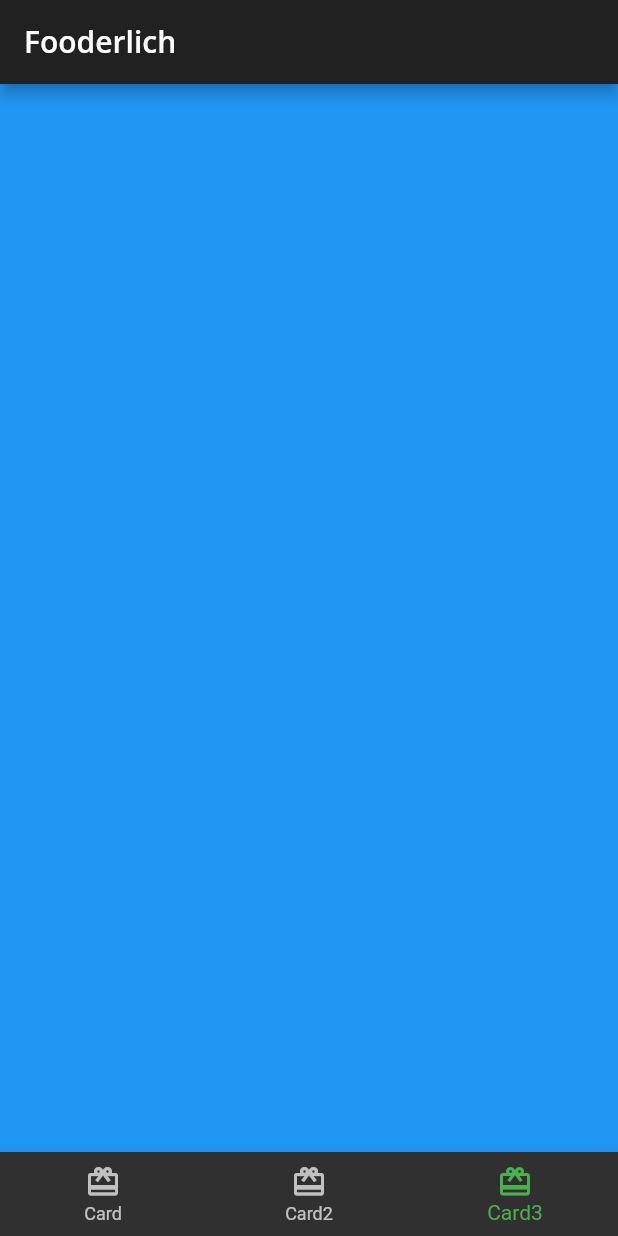
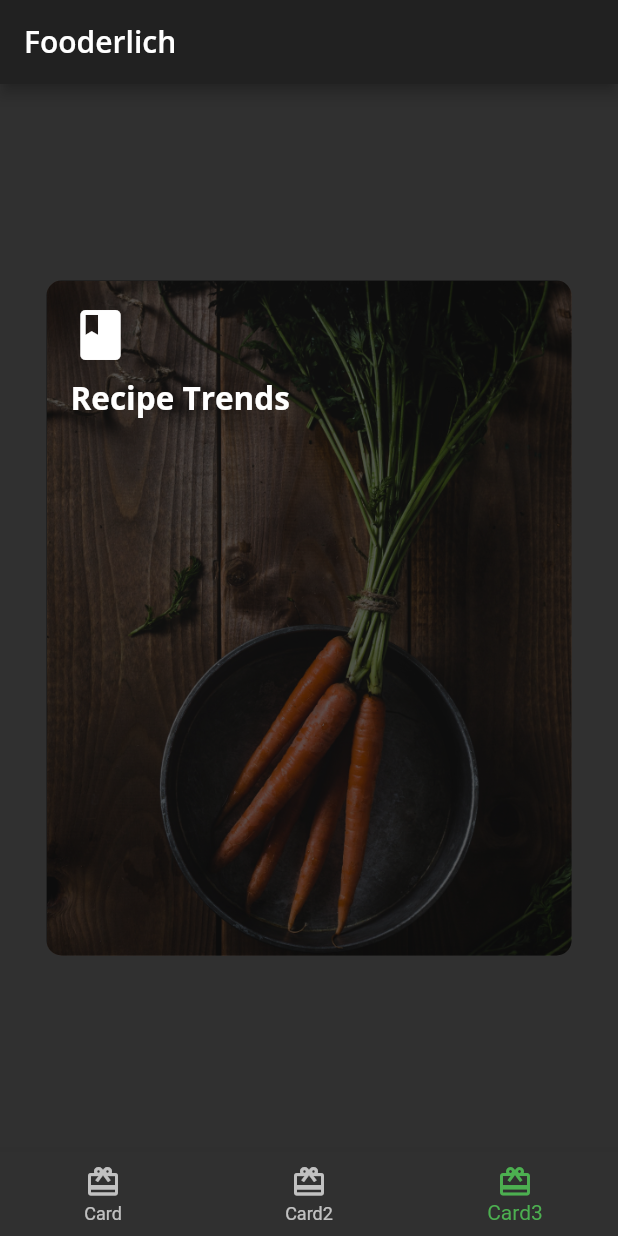
Before and after one commit to Miravicson/fooderlich, a Flutter app: the screen it shows after launch, item 3 of the bottom bar chosen, on a phone screen of 412 x 824 dp. Run offline on Flutter 3.47's test engine with Material 2 defaults, Android fonts, the phone set to English and light mode, and no system bars; our stand-ins replace google_fonts.

Commit message:
completed 30% of card3.dart

```diff
--- /dev/null
+++ b/lib/card3.dart
@@ -0,0 +1,60 @@
+import 'package:flutter/material.dart';
+import 'package:fooderlich/fooderlich_theme.dart';
+
+class Card3 extends StatelessWidget {
+  const Card3({super.key});
+
+  @override
+  Widget build(BuildContext context) {
+    return Center(
+      child: Container(
+        constraints: const BoxConstraints.expand(
+          width: 350,
+          height: 450,
+        ),
+        decoration: const BoxDecoration(
+          image: DecorationImage(
+            image: AssetImage('assets/mag2.png'),
+            fit: BoxFit.cover,
+          ),
+          borderRadius: BorderRadius.all(Radius.circular(10.0)),
+        ),
+        child: Stack(
+          children: [
+            Container(
+              decoration: BoxDecoration(
+                color: Colors.black.withOpacity(0.6),
+                borderRadius: const BorderRadius.all(
+                  Radius.circular(10.0),
+                ),
+              ),
+            ),
+            Container(
+                padding: const EdgeInsets.all(16),
+                child: Column(
+                  crossAxisAlignment: CrossAxisAlignment.start,
+                  children: [
+                    const Icon(
+                      Icons.book,
+                      color: Colors.white,
+                      size: 40,
+                    ),
+                    const SizedBox(
+                      height: 8,
+                    ),
+                    Text(
+                      'Recipe Trends',
+                      style: FooderlichTheme.darkTextTheme.displayMedium,
+                    ),
+                    const SizedBox(
+                      height: 30,
+                    ),
+                  ],
+                ))
+            // TODO: Add center widget with Chip widget children
+          ],
+        ),
+      ),
+    );
+  }
+}
--- a/lib/home.dart
+++ b/lib/home.dart
@@ -1,6 +1,7 @@
 import 'package:flutter/material.dart';
 import 'package:fooderlich/card1.dart';
 import 'package:fooderlich/card2.dart';
+import 'package:fooderlich/card3.dart';
 
 class Home extends StatefulWidget {
   const Home({super.key});
@@ -15,10 +16,7 @@ class _HomeState extends State<Home> {
   static List<Widget> pages = <Widget>[
     const Card1(),
     const Card2(),
-    // TODO: Replace with Card3
-    Container(
-      color: Colors.blue,
-    ),
+    const Card3(),
   ];
 
   void _onItemTapped(int index) {
```
